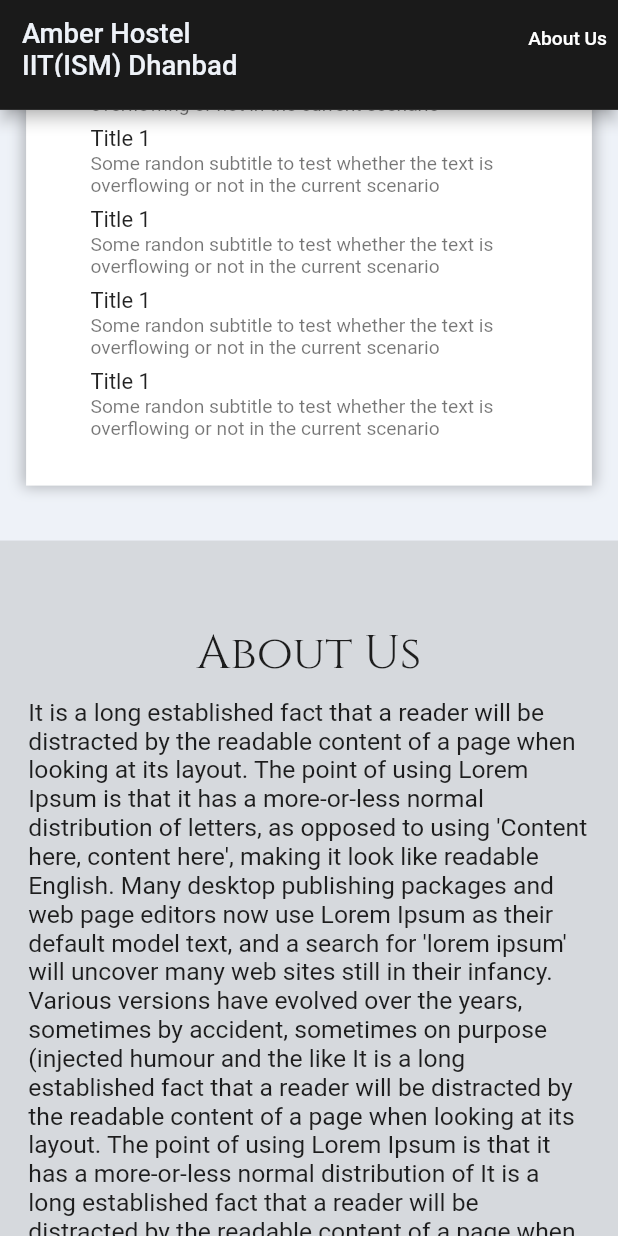
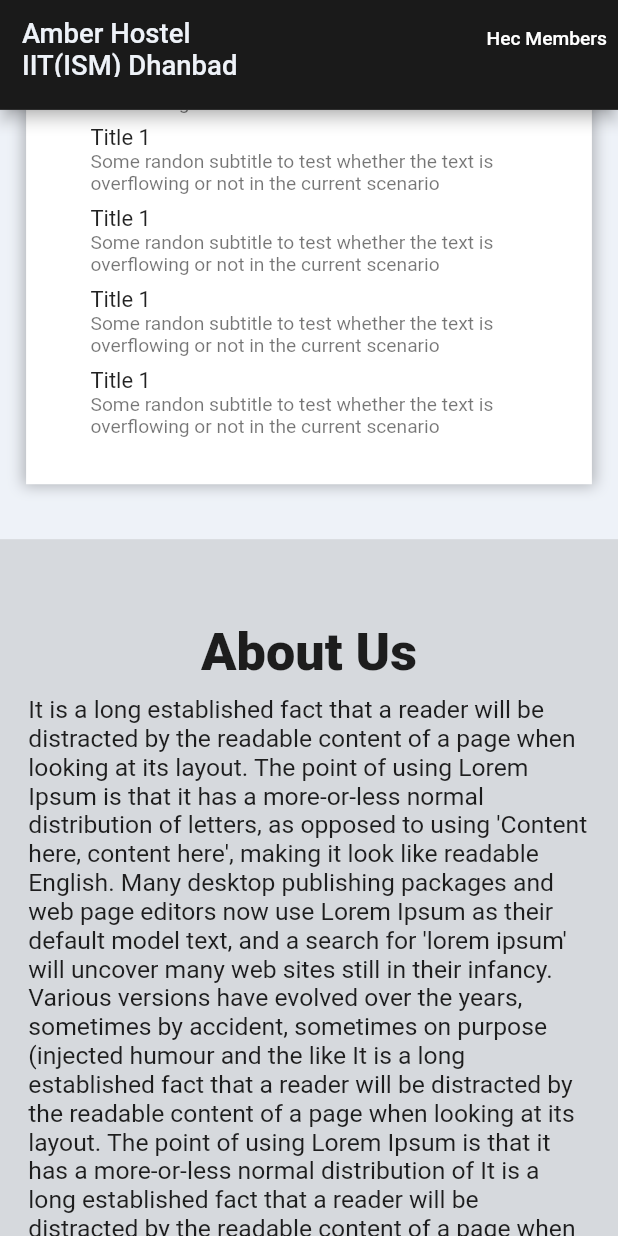
Before and after one commit to aashish2604/AmberWebsite, a Flutter app: the screen it shows after launch, scrolled down 576 dp, on a phone screen of 412 x 824 dp. Run offline on Flutter 3.47's test engine with Material 2 defaults, Android fonts, the light colour scheme and no system bars; our stand-ins replace google_fonts, responsive_framework; Roboto replaces fonts that are missing (Gruppo).

Commit message:
Added members and all notices

```diff
--- a/amber_website/lib/home/home_page.dart
+++ /dev/null
@@ -1,151 +0,0 @@
-import 'package:amber_website/services/size_config.dart';
-import 'package:amber_website/widgets/complain_box.dart';
-import 'package:amber_website/widgets/empty_widget.dart';
-import 'package:amber_website/widgets/notice_List.dart';
-import 'package:amber_website/widgets/sharp_container.dart';
-import 'package:flutter/cupertino.dart';
-import 'package:flutter/material.dart';
-import 'package:flutter/src/widgets/container.dart';
-import 'package:flutter/src/widgets/framework.dart';
-import 'package:google_fonts/google_fonts.dart';
-
-class HomePage extends StatelessWidget {
-  const HomePage({super.key});
-
-  @override
-  Widget build(BuildContext context) {
-    double height = SizeConfig.instance.screenHeight;
-    double width = SizeConfig.instance.screenWidth;
-    String aboutUsDescription =
-        "It is a long established fact that a reader will be distracted by the readable content of a page when looking at its layout. The point of using Lorem Ipsum is that it has a more-or-less normal distribution of letters, as opposed to using 'Content here, content here', making it look like readable English. Many desktop publishing packages and web page editors now use Lorem Ipsum as their default model text, and a search for 'lorem ipsum' will uncover many web sites still in their infancy. Various versions have evolved over the years, sometimes by accident, sometimes on purpose (injected humour and the like It is a long established fact that a reader will be distracted by the readable content of a page when looking at its layout. The point of using Lorem Ipsum is that it has a more-or-less normal distribution of It is a long established fact that a reader will be distracted by the readable content of a page when looking at its layout. The point of using Lorem Ipsum is that it has a more-or-less normal distribution of).";
-    final titleTextStyle = GoogleFonts.cinzel(fontSize: 34.0);
-    const contentTextStyle = TextStyle(fontSize: 18.0);
-
-    return Scaffold(
-        appBar: PreferredSize(
-          preferredSize: const Size.fromHeight(80.0),
-          child: AppBar(
-            actions: [
-              Center(
-                child: TextButton(
-                    onPressed: () {
-                      print('pressed');
-                    },
-                    child: const Text(
-                      'About Us',
-                      style: TextStyle(color: Colors.white),
-                    )),
-              )
-            ],
-            title: Align(
-              alignment: Alignment.centerLeft,
-              child: Column(
-                crossAxisAlignment: CrossAxisAlignment.start,
-                children: const [
-                  SizedBox(
-                    height: 15.0,
-                  ),
-                  Text('Amber Hostel'),
-                  Text('IIT(ISM) Dhanbad'),
-                ],
-              ),
-            ),
-            centerTitle: false,
-          ),
-        ),
-        body: SingleChildScrollView(
-          child: Column(
-            children: [
-              Container(
-                color: Colors.orange,
-                height: (height * 0.4),
-              ),
-              Padding(
-                padding: const EdgeInsets.symmetric(
-                    vertical: 40.0, horizontal: 15.0),
-                child: SizedBox(
-                  width: width,
-                  child: SharpContainer(
-                    padding: const EdgeInsets.symmetric(vertical: 30.0),
-                    child: Column(
-                        mainAxisAlignment: MainAxisAlignment.center,
-                        crossAxisAlignment: CrossAxisAlignment.center,
-                        children: [
-                          Text(
-                            'Notices',
-                            style: titleTextStyle,
-                          ),
-                          const SizedBox(
-                            height: 20.0,
-                          ),
-                          SizedBox(
-                              width: width * 0.85,
-                              child: const Center(child: NoticeList()))
-                        ]),
-                  ),
-                ),
-              ),
-              Container(
-                color: Colors.grey.withOpacity(0.3),
-                child: Padding(
-                  padding: EdgeInsets.only(
-                      top: 60.0, bottom: 60.0, right: width * 0.05),
-                  child: Row(
-                    children: [
-                      (width > 450)
-                          ? Flexible(
-                              flex: 4,
-                              child: Container(
-                                color: Colors.black87,
-                                height: height * 0.2,
-                              ))
-                          : const EmptyWidget(),
-                      (width > 450)
-                          ? const Expanded(child: SizedBox())
-                          : SizedBox(
-                              width: width * 0.05,
-                            ),
-                      Flexible(
-                        flex: 5,
-                        child: Column(children: [
-                          Text(
-                            'About Us',
-                            style: titleTextStyle,
-                          ),
-                          SizedBox(height: height * 0.01),
-                          Text(
-                            aboutUsDescription,
-                            style: contentTextStyle,
-                          ),
-                        ]),
-                      ),
-                    ],
-                  ),
-                ),
-              ),
-              SizedBox(
-                height: height * 0.02,
-              ),
-              Text(
-                'Gallery',
-                style: titleTextStyle,
-              ),
-              SizedBox(
-                height: height * 0.02,
-              ),
-              Container(
-                color: Colors.red,
-                height: height * 0.4,
-              ),
-              SizedBox(
-                height: height * 0.02,
-              ),
-              const ComplainBox(),
-              SizedBox(
-                height: height * 0.02,
-              ),
-            ],
-          ),
-        ));
-  }
-}
--- a/amber_website/lib/main.dart
+++ b/amber_website/lib/main.dart
@@ -1,4 +1,4 @@
-import 'package:amber_website/home/home_page.dart';
+import 'package:amber_website/screens/home_page.dart';
 import 'package:amber_website/services/size_config.dart';
 import 'package:amber_website/services/theme/app_theme.dart';
 import 'package:flutter/material.dart';
--- /dev/null
+++ b/amber_website/lib/screens/all_notices.dart
@@ -0,0 +1,16 @@
+import 'package:flutter/material.dart';
+import 'package:flutter/src/widgets/container.dart';
+import 'package:flutter/src/widgets/framework.dart';
+
+class ViewAllNotices extends StatelessWidget {
+  const ViewAllNotices({super.key});
+
+  @override
+  Widget build(BuildContext context) {
+    return const Scaffold(
+      body: Center(
+        child: Text('All Notices'),
+      ),
+    );
+  }
+}
--- /dev/null
+++ b/amber_website/lib/screens/hec_members.dart
@@ -0,0 +1,50 @@
+import 'package:amber_website/services/theme/app_theme.dart';
+import 'package:amber_website/widgets/member_card.dart';
+import 'package:flutter/material.dart';
+import 'package:flutter/src/widgets/container.dart';
+import 'package:flutter/src/widgets/framework.dart';
+import 'package:google_fonts/google_fonts.dart';
+
+class HecMembers extends StatelessWidget {
+  const HecMembers({super.key});
+
+  @override
+  Widget build(BuildContext context) {
+    final TextStyle subHeadingTextStyle = GoogleFonts.oswald(fontSize: 28.0);
+    return Scaffold(
+      body: Column(crossAxisAlignment: CrossAxisAlignment.center, children: [
+        const SizedBox(
+          height: 20.0,
+        ),
+        Text(
+          'Hec Members',
+          style: titleTextStyle,
+        ),
+        const SizedBox(
+          height: 20.0,
+        ),
+        Text(
+          'President',
+          style: subHeadingTextStyle,
+        ),
+        const SizedBox(
+          height: 12.0,
+        ),
+        const MemberCard(),
+        Row(),
+        Text('Mess Committee', style: subHeadingTextStyle),
+        const SizedBox(
+          height: 12.0,
+        ),
+        Text('Technical Committee', style: subHeadingTextStyle),
+        const SizedBox(
+          height: 12.0,
+        ),
+        Text('Maintainence Committee', style: subHeadingTextStyle),
+        const SizedBox(
+          height: 12.0,
+        ),
+      ]),
+    );
+  }
+}
```
